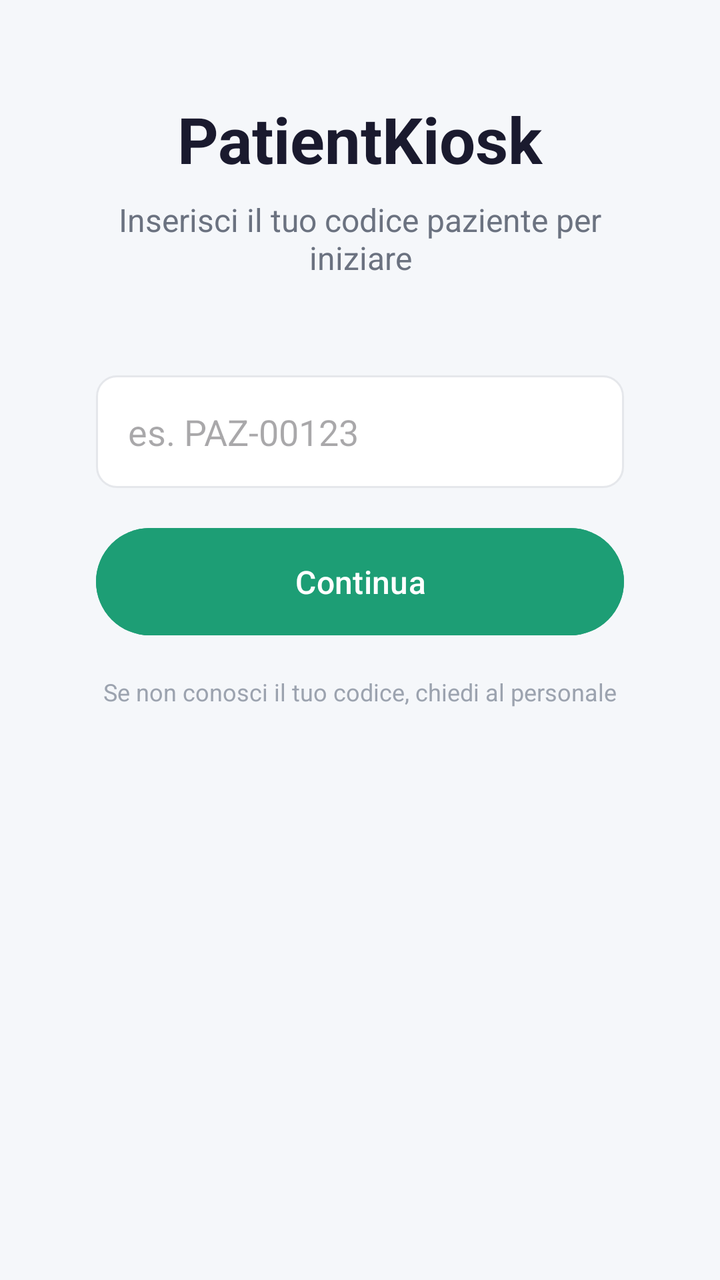
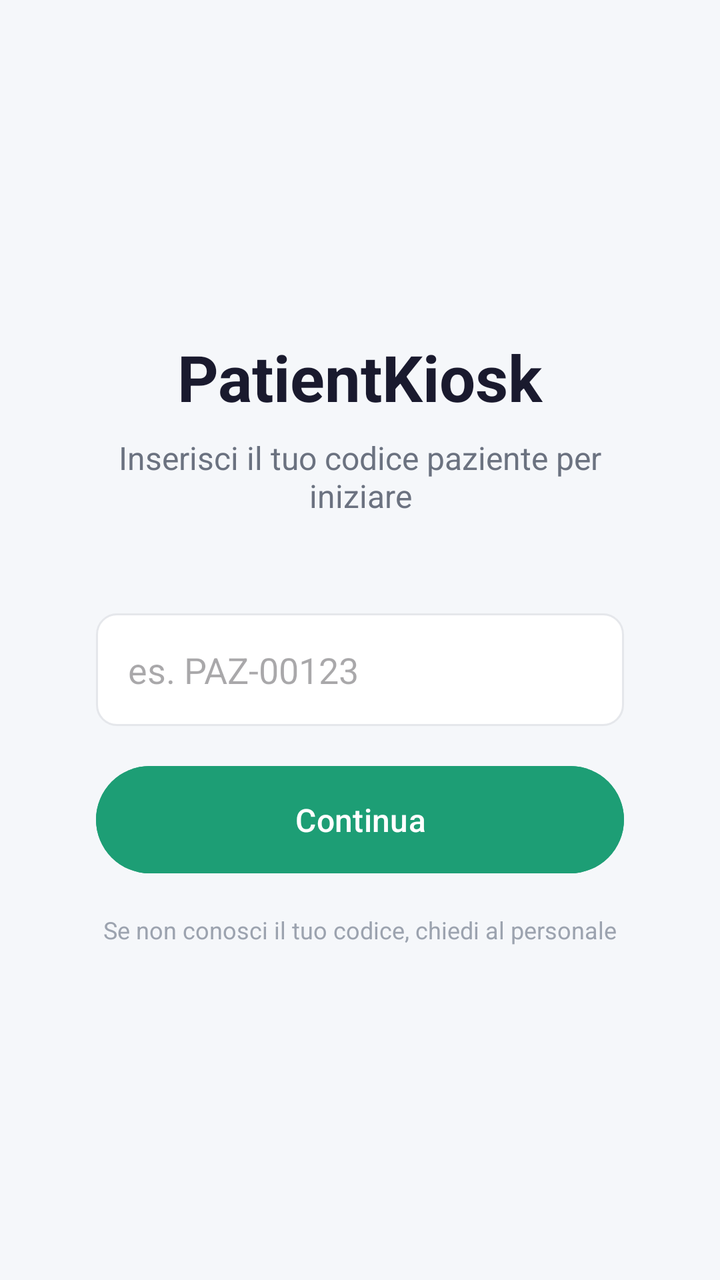

Before-and-after screenshots of an Android layout around one commit, followed by the original layout XML and the change that was made.
<!-- AndroidManifest.xml: application theme Theme.PatientKiosk -->
<!-- res/layout/activity_welcome.xml -->
<?xml version="1.0" encoding="utf-8"?>
<ScrollView xmlns:android="http://schemas.android.com/apk/res/android"
    android:layout_width="match_parent"
    android:layout_height="match_parent"
    android:background="#F5F7FA">

    <LinearLayout
        android:layout_width="match_parent"
        android:layout_height="wrap_content"
        android:orientation="vertical"
        android:gravity="center"
        android:padding="48dp">

        <TextView
            android:id="@+id/tvTitle"
            android:layout_width="wrap_content"
            android:layout_height="wrap_content"
            android:text="@string/welcome_title"
            android:textSize="32sp"
            android:textStyle="bold"
            android:textColor="#1A1A2E"
            android:layout_marginBottom="8dp"/>

        <TextView
            android:id="@+id/tvSubtitle"
            android:layout_width="wrap_content"
            android:layout_height="wrap_content"
            android:text="@string/welcome_subtitle"
            android:textSize="16sp"
            android:textColor="#6B7280"
            android:gravity="center"
            android:layout_marginBottom="48dp"/>

        <EditText
            android:id="@+id/etPatientCode"
            android:layout_width="match_parent"
            android:layout_height="wrap_content"
            android:hint="@string/welcome_hint"
            android:textSize="18sp"
            android:padding="16dp"
            android:background="@drawable/bg_input"
            android:inputType="text"
            android:layout_marginBottom="16dp"/>

        <TextView
            android:id="@+id/tvError"
            android:layout_width="wrap_content"
            android:layout_height="wrap_content"
            android:text="@string/welcome_error"
            android:textColor="#E53935"
            android:textSize="14sp"
            android:visibility="gone"
            android:layout_marginBottom="16dp"/>

        <Button
            android:id="@+id/btnContinue"
            android:layout_width="match_parent"
            android:layout_height="wrap_content"
            android:text="@string/welcome_button"
            android:textSize="16sp"
            android:padding="16dp"
            android:backgroundTint="#1D9E75"
            android:textColor="#FFFFFF"
            android:layout_marginBottom="16dp"/>

        <TextView
            android:id="@+id/tvHint"
            android:layout_width="wrap_content"
            android:layout_height="wrap_content"
            android:text="@string/welcome_footer"
            android:textSize="12sp"
            android:textColor="#9CA3AF"
            android:gravity="center"/>

    </LinearLayout>
</ScrollView>
<!-- resources referenced by this layout -->
<resources>
  <!-- drawable bg_input (drawable) -->
  <?xml version="1.0" encoding="utf-8"?>
  <shape xmlns:android="http://schemas.android.com/apk/res/android">
      <solid android:color="#FFFFFF"/>
      <corners android:radius="10dp"/>
      <stroke
          android:width="1dp"
          android:color="#E5E7EB"/>
  </shape>
  <string name="welcome_button">Continua</string>
  <string name="welcome_error">Il codice deve essere di almeno 3 caratteri</string>
  <string name="welcome_footer">Se non conosci il tuo codice, chiedi al personale</string>
  <string name="welcome_hint">es. PAZ-00123</string>
  <string name="welcome_subtitle">Inserisci il tuo codice paziente per iniziare</string>
  <string name="welcome_title">PatientKiosk</string>
  <style name="Theme.PatientKiosk" parent="Base.Theme.PatientKiosk" />
  <style name="Base.Theme.PatientKiosk" parent="Theme.Material3.DayNight.NoActionBar">
          
          
      </style>
</resources>

<!-- the commit's change to res/layout/activity_welcome.xml (unified diff, before → after) -->
@@ -2,7 +2,9 @@
 <ScrollView xmlns:android="http://schemas.android.com/apk/res/android"
     android:layout_width="match_parent"
     android:layout_height="match_parent"
+    android:fillViewport="true"
     android:background="#F5F7FA">
+
 
     <LinearLayout
         android:layout_width="match_parent"
